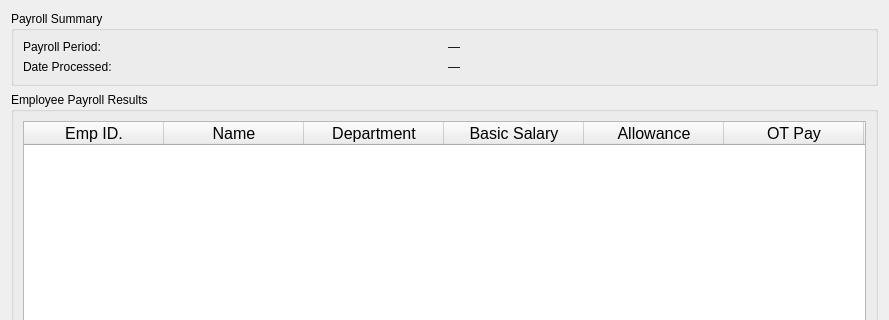
Above: UI/Dialogs/results_widget.ui from Justin-Kuchmy/JustPay_App before the change; both pictures show x 0 to 889 and y 0 to 320 of the 889 by 594 pixel window. Below: the same form after it.
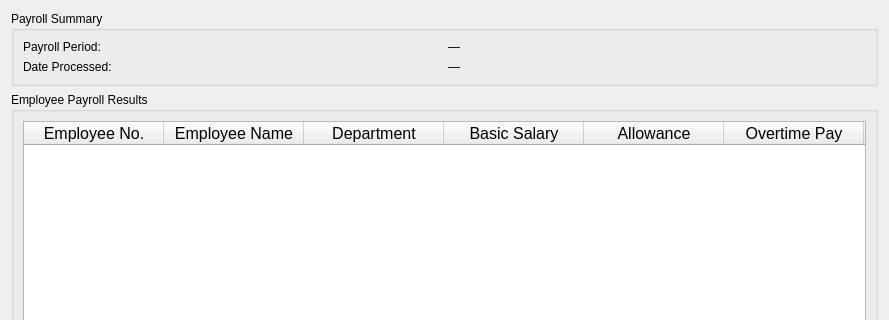
That is the form after the change.

Commit message: changed column names

```diff
--- a/UI/Dialogs/results_widget.ui
+++ b/UI/Dialogs/results_widget.ui
@@ -93,7 +93,7 @@
           </attribute>
           <column>
            <property name="text">
-            <string>Emp ID.</string>
+            <string>Employee No.</string>
            </property>
            <property name="font">
             <font>
@@ -103,7 +103,7 @@
           </column>
           <column>
            <property name="text">
-            <string>Name</string>
+            <string>Employee Name</string>
            </property>
            <property name="font">
             <font>
@@ -143,7 +143,7 @@
           </column>
           <column>
            <property name="text">
-            <string>OT Pay</string>
+            <string>Overtime Pay</string>
            </property>
            <property name="font">
             <font>
@@ -213,7 +213,7 @@
           </column>
           <column>
            <property name="text">
-            <string>W-hold Tax</string>
+            <string>Withholding Taxes</string>
            </property>
            <property name="font">
             <font>
```
